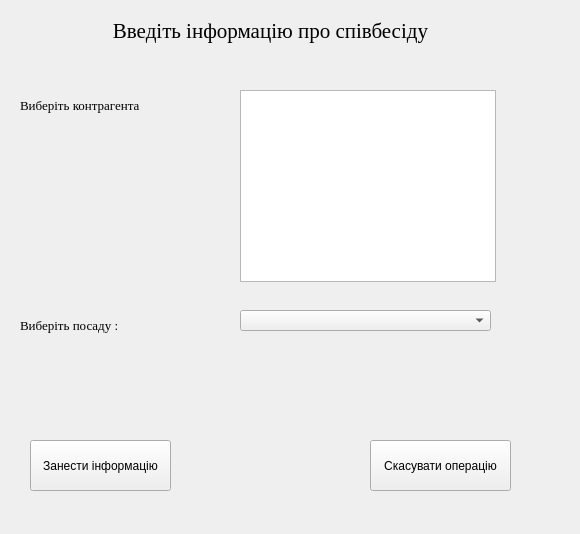
This is interviewwindow.ui in Artem-Chabanovskiy/Course_Work as Qt 5 draws it before an edit. The edited form follows.
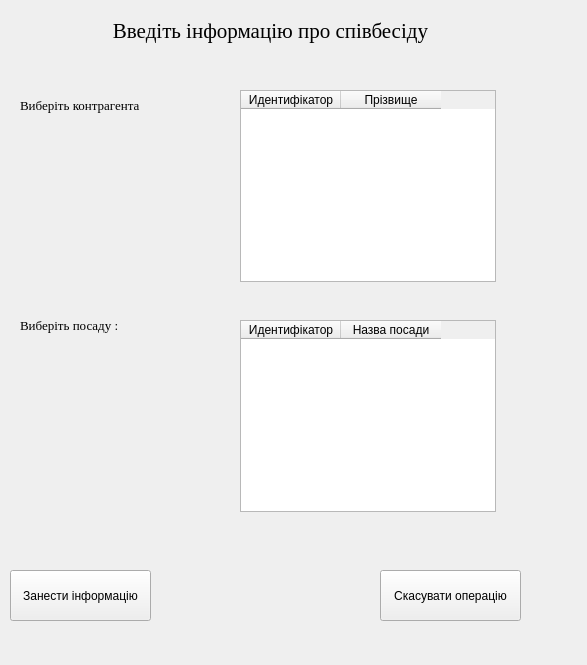
This is the edited form.

```diff
--- a/interviewwindow.ui
+++ b/interviewwindow.ui
@@ -6,8 +6,8 @@
    <rect>
     <x>0</x>
     <y>0</y>
-    <width>580</width>
-    <height>534</height>
+    <width>587</width>
+    <height>665</height>
    </rect>
   </property>
   <property name="windowTitle">
@@ -73,21 +73,11 @@
     <string>Виберіть посаду :</string>
    </property>
   </widget>
-  <widget class="QComboBox" name="position_combobox">
-   <property name="geometry">
-    <rect>
-     <x>240</x>
-     <y>310</y>
-     <width>251</width>
-     <height>21</height>
-    </rect>
-   </property>
-  </widget>
   <widget class="QPushButton" name="add_interview_button">
    <property name="geometry">
     <rect>
-     <x>30</x>
-     <y>440</y>
+     <x>10</x>
+     <y>570</y>
      <width>141</width>
      <height>51</height>
     </rect>
@@ -99,8 +89,8 @@
   <widget class="QPushButton" name="cansel_button">
    <property name="geometry">
     <rect>
-     <x>370</x>
-     <y>440</y>
+     <x>380</x>
+     <y>570</y>
      <width>141</width>
      <height>51</height>
     </rect>
@@ -118,6 +108,36 @@
      <height>192</height>
     </rect>
    </property>
+   <column>
+    <property name="text">
+     <string>Идентифікатор</string>
+    </property>
+   </column>
+   <column>
+    <property name="text">
+     <string>Прізвище</string>
+    </property>
+   </column>
+  </widget>
+  <widget class="QTableWidget" name="avaliable_position_table">
+   <property name="geometry">
+    <rect>
+     <x>240</x>
+     <y>320</y>
+     <width>256</width>
+     <height>192</height>
+    </rect>
+   </property>
+   <column>
+    <property name="text">
+     <string>Идентифікатор</string>
+    </property>
+   </column>
+   <column>
+    <property name="text">
+     <string>Назва посади</string>
+    </property>
+   </column>
   </widget>
  </widget>
  <resources/>
```
